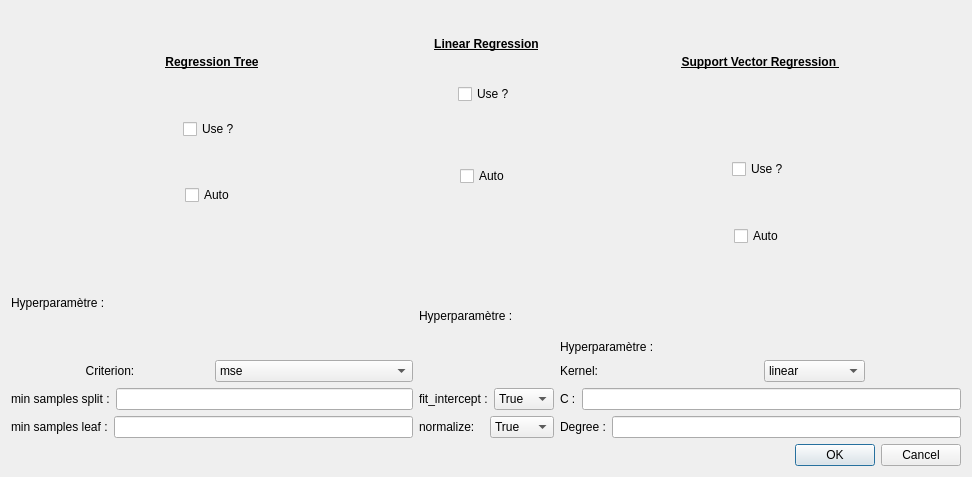
Before: the Qt Designer form Front/model_quant.ui in baptlano24/PyTanagra, drawn with Qt 5.
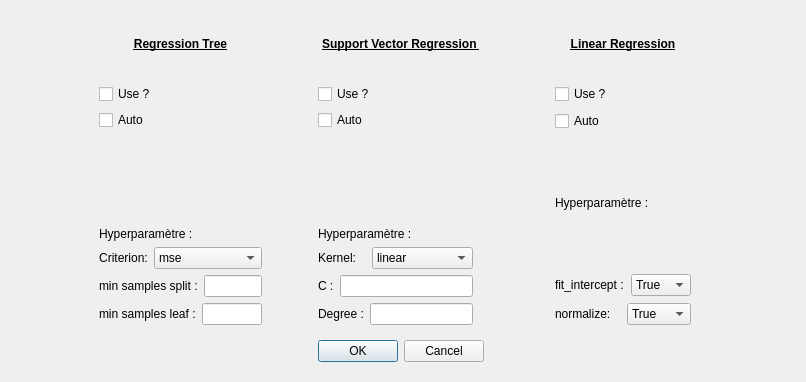
After: the same form once the commit is applied.

Diff of the .ui file:
```diff
--- a/Front/model_quant.ui
+++ b/Front/model_quant.ui
@@ -6,41 +6,155 @@
    <rect>
     <x>0</x>
     <y>0</y>
-    <width>972</width>
-    <height>477</height>
+    <width>806</width>
+    <height>382</height>
    </rect>
   </property>
   <property name="windowTitle">
    <string>Model Menu</string>
   </property>
   <layout class="QGridLayout" name="gridLayout">
-   <item row="2" column="2">
-    <widget class="QDialogButtonBox" name="buttonBox">
+   <item row="1" column="11">
+    <spacer name="horizontalSpacer_4">
      <property name="orientation">
       <enum>Qt::Horizontal</enum>
      </property>
-     <property name="standardButtons">
-      <set>QDialogButtonBox::Cancel|QDialogButtonBox::Ok</set>
+     <property name="sizeHint" stdset="0">
+      <size>
+       <width>200</width>
+       <height>20</height>
+      </size>
      </property>
-    </widget>
+    </spacer>
+   </item>
+   <item row="1" column="1">
+    <spacer name="horizontalSpacer_3">
+     <property name="orientation">
+      <enum>Qt::Horizontal</enum>
+     </property>
+     <property name="sizeHint" stdset="0">
+      <size>
+       <width>200</width>
+       <height>20</height>
+      </size>
+     </property>
+    </spacer>
+   </item>
+   <item row="1" column="3">
+    <spacer name="horizontalSpacer">
+     <property name="orientation">
+      <enum>Qt::Horizontal</enum>
+     </property>
+     <property name="sizeType">
+      <enum>QSizePolicy::Fixed</enum>
+     </property>
+     <property name="sizeHint" stdset="0">
+      <size>
+       <width>50</width>
+       <height>20</height>
+      </size>
+     </property>
+    </spacer>
    </item>
    <item row="1" column="2">
+    <layout class="QVBoxLayout" name="verticalLayout_4">
+     <item>
+      <widget class="QCheckBox" name="RT_use">
+       <property name="text">
+        <string>Use ?</string>
+       </property>
+      </widget>
+     </item>
+     <item>
+      <widget class="QCheckBox" name="RT_auto">
+       <property name="text">
+        <string>Auto </string>
+       </property>
+      </widget>
+     </item>
+     <item alignment="Qt::AlignBottom">
+      <widget class="QLabel" name="label_9">
+       <property name="text">
+        <string>Hyperparamètre :</string>
+       </property>
+      </widget>
+     </item>
+     <item>
+      <layout class="QHBoxLayout" name="horizontalLayout_5">
+       <item>
+        <widget class="QLabel" name="label_11">
+         <property name="text">
+          <string>&lt;html&gt;&lt;head/&gt;&lt;body&gt;&lt;p align=&quot;center&quot;&gt;Criterion:&lt;/p&gt;&lt;/body&gt;&lt;/html&gt;</string>
+         </property>
+        </widget>
+       </item>
+       <item>
+        <widget class="QComboBox" name="combo_criterion">
+         <item>
+          <property name="text">
+           <string>mse</string>
+          </property>
+         </item>
+         <item>
+          <property name="text">
+           <string>friedman_mse</string>
+          </property>
+         </item>
+         <item>
+          <property name="text">
+           <string>mae</string>
+          </property>
+         </item>
+        </widget>
+       </item>
+      </layout>
+     </item>
+     <item>
+      <layout class="QHBoxLayout" name="horizontalLayout_6">
+       <item>
+        <widget class="QLabel" name="label_12">
+         <property name="text">
+          <string>min samples split :</string>
+         </property>
+        </widget>
+       </item>
+       <item>
+        <widget class="QLineEdit" name="RT_mss"/>
+       </item>
+      </layout>
+     </item>
+     <item>
+      <layout class="QHBoxLayout" name="horizontalLayout_7">
+       <item>
+        <widget class="QLabel" name="label_13">
+         <property name="text">
+          <string>min samples leaf :</string>
+         </property>
+        </widget>
+       </item>
+       <item>
+        <widget class="QLineEdit" name="RT_mse"/>
+       </item>
+      </layout>
+     </item>
+    </layout>
+   </item>
+   <item row="1" column="6">
     <layout class="QVBoxLayout" name="verticalLayout">
+     <property name="sizeConstraint">
+      <enum>QLayout::SetFixedSize</enum>
+     </property>
+     <property name="rightMargin">
+      <number>11</number>
+     </property>
      <item>
-      <widget class="QLabel" name="label_2">
-       <property name="text">
-        <string>&lt;html&gt;&lt;head/&gt;&lt;body&gt;&lt;p align=&quot;center&quot;&gt;&lt;span style=&quot; font-size:9pt; font-weight:600; text-decoration: underline;&quot;&gt;Support Vector Regression &lt;/span&gt;&lt;/p&gt;&lt;/body&gt;&lt;/html&gt;</string>
-       </property>
-      </widget>
-     </item>
-     <item alignment="Qt::AlignHCenter|Qt::AlignVCenter">
       <widget class="QCheckBox" name="SVR_use">
        <property name="text">
         <string>Use ?</string>
        </property>
       </widget>
      </item>
-     <item alignment="Qt::AlignHCenter">
+     <item>
       <widget class="QCheckBox" name="SVR_auto">
        <property name="text">
         <string>Auto </string>
@@ -124,29 +238,70 @@
      </item>
     </layout>
    </item>
-   <item row="1" column="1">
+   <item row="1" column="8">
+    <spacer name="horizontalSpacer_2">
+     <property name="orientation">
+      <enum>Qt::Horizontal</enum>
+     </property>
+     <property name="sizeType">
+      <enum>QSizePolicy::Fixed</enum>
+     </property>
+     <property name="sizeHint" stdset="0">
+      <size>
+       <width>50</width>
+       <height>20</height>
+      </size>
+     </property>
+    </spacer>
+   </item>
+   <item row="2" column="6">
+    <widget class="QDialogButtonBox" name="buttonBox">
+     <property name="orientation">
+      <enum>Qt::Horizontal</enum>
+     </property>
+     <property name="standardButtons">
+      <set>QDialogButtonBox::Cancel|QDialogButtonBox::Ok</set>
+     </property>
+    </widget>
+   </item>
+   <item row="2" column="2">
+    <spacer name="verticalSpacer_2">
+     <property name="orientation">
+      <enum>Qt::Vertical</enum>
+     </property>
+     <property name="sizeType">
+      <enum>QSizePolicy::Preferred</enum>
+     </property>
+     <property name="sizeHint" stdset="0">
+      <size>
+       <width>20</width>
+       <height>40</height>
+      </size>
+     </property>
+    </spacer>
+   </item>
+   <item row="1" column="9">
     <layout class="QVBoxLayout" name="verticalLayout_3">
-     <item alignment="Qt::AlignHCenter">
-      <widget class="QLabel" name="label">
-       <property name="maximumSize">
-        <size>
-         <width>16777215</width>
-         <height>67</height>
-        </size>
-       </property>
-       <property name="text">
-        <string>&lt;html&gt;&lt;head/&gt;&lt;body&gt;&lt;p align=&quot;center&quot;&gt;&lt;span style=&quot; font-size:9pt; font-weight:600; text-decoration: underline;&quot;&gt;Linear Regression&lt;/span&gt;&lt;/p&gt;&lt;/body&gt;&lt;/html&gt;</string>
-       </property>
-      </widget>
-     </item>
-     <item alignment="Qt::AlignHCenter">
+     <property name="spacing">
+      <number>7</number>
+     </property>
+     <property name="sizeConstraint">
+      <enum>QLayout::SetDefaultConstraint</enum>
+     </property>
+     <property name="leftMargin">
+      <number>15</number>
+     </property>
+     <property name="rightMargin">
+      <number>15</number>
+     </property>
+     <item>
       <widget class="QCheckBox" name="LR_use">
        <property name="text">
         <string>Use ?</string>
        </property>
       </widget>
      </item>
-     <item alignment="Qt::AlignHCenter|Qt::AlignVCenter">
+     <item>
       <widget class="QCheckBox" name="LR_auto">
        <property name="text">
         <string>Auto </string>
@@ -212,95 +367,32 @@
      </item>
     </layout>
    </item>
-   <item row="1" column="0">
-    <layout class="QVBoxLayout" name="verticalLayout_4">
-     <item>
-      <widget class="QLabel" name="label_7">
-       <property name="text">
-        <string>&lt;html&gt;&lt;head/&gt;&lt;body&gt;&lt;p align=&quot;center&quot;&gt;&lt;span style=&quot; font-size:9pt; font-weight:600; text-decoration: underline;&quot;&gt;Regression Tree&lt;/span&gt;&lt;/p&gt;&lt;/body&gt;&lt;/html&gt;</string>
-       </property>
-      </widget>
-     </item>
-     <item alignment="Qt::AlignHCenter">
-      <widget class="QCheckBox" name="RT_use">
-       <property name="text">
-        <string>Use ?</string>
-       </property>
-      </widget>
-     </item>
-     <item alignment="Qt::AlignHCenter|Qt::AlignVCenter">
-      <widget class="QCheckBox" name="RT_auto">
-       <property name="text">
-        <string>Auto </string>
-       </property>
-      </widget>
-     </item>
-     <item>
-      <widget class="QLabel" name="label_9">
-       <property name="text">
-        <string>Hyperparamètre :</string>
-       </property>
-      </widget>
-     </item>
-     <item>
-      <layout class="QHBoxLayout" name="horizontalLayout_5">
-       <item>
-        <widget class="QLabel" name="label_11">
-         <property name="text">
-          <string>&lt;html&gt;&lt;head/&gt;&lt;body&gt;&lt;p align=&quot;center&quot;&gt;Criterion:&lt;/p&gt;&lt;/body&gt;&lt;/html&gt;</string>
-         </property>
-        </widget>
-       </item>
-       <item>
-        <widget class="QComboBox" name="combo_criterion">
-         <item>
-          <property name="text">
-           <string>mse</string>
-          </property>
-         </item>
-         <item>
-          <property name="text">
-           <string>friedman_mse</string>
-          </property>
-         </item>
-         <item>
-          <property name="text">
-           <string>mae</string>
-          </property>
-         </item>
-        </widget>
-       </item>
-      </layout>
-     </item>
-     <item>
-      <layout class="QHBoxLayout" name="horizontalLayout_6">
-       <item>
-        <widget class="QLabel" name="label_12">
-         <property name="text">
-          <string>min samples split :</string>
-         </property>
-        </widget>
-       </item>
-       <item>
-        <widget class="QLineEdit" name="RT_mss"/>
-       </item>
-      </layout>
-     </item>
-     <item>
-      <layout class="QHBoxLayout" name="horizontalLayout_7">
-       <item>
-        <widget class="QLabel" name="label_13">
-         <property name="text">
-          <string>min samples leaf :</string>
-         </property>
-        </widget>
-       </item>
-       <item>
-        <widget class="QLineEdit" name="RT_mse"/>
-       </item>
-      </layout>
-     </item>
-    </layout>
+   <item row="0" column="9">
+    <widget class="QLabel" name="label">
+     <property name="maximumSize">
+      <size>
+       <width>16777215</width>
+       <height>67</height>
+      </size>
+     </property>
+     <property name="text">
+      <string>&lt;html&gt;&lt;head/&gt;&lt;body&gt;&lt;p align=&quot;center&quot;&gt;&lt;span style=&quot; font-size:9pt; font-weight:600; text-decoration: underline;&quot;&gt;Linear Regression&lt;/span&gt;&lt;/p&gt;&lt;/body&gt;&lt;/html&gt;</string>
+     </property>
+    </widget>
+   </item>
+   <item row="0" column="6">
+    <widget class="QLabel" name="label_2">
+     <property name="text">
+      <string>&lt;html&gt;&lt;head/&gt;&lt;body&gt;&lt;p align=&quot;center&quot;&gt;&lt;span style=&quot; font-size:9pt; font-weight:600; text-decoration: underline;&quot;&gt;Support Vector Regression &lt;/span&gt;&lt;/p&gt;&lt;/body&gt;&lt;/html&gt;</string>
+     </property>
+    </widget>
+   </item>
+   <item row="0" column="2">
+    <widget class="QLabel" name="label_7">
+     <property name="text">
+      <string>&lt;html&gt;&lt;head/&gt;&lt;body&gt;&lt;p align=&quot;center&quot;&gt;&lt;span style=&quot; font-size:9pt; font-weight:600; text-decoration: underline;&quot;&gt;Regression Tree&lt;/span&gt;&lt;/p&gt;&lt;/body&gt;&lt;/html&gt;</string>
+     </property>
+    </widget>
    </item>
   </layout>
  </widget>
```
